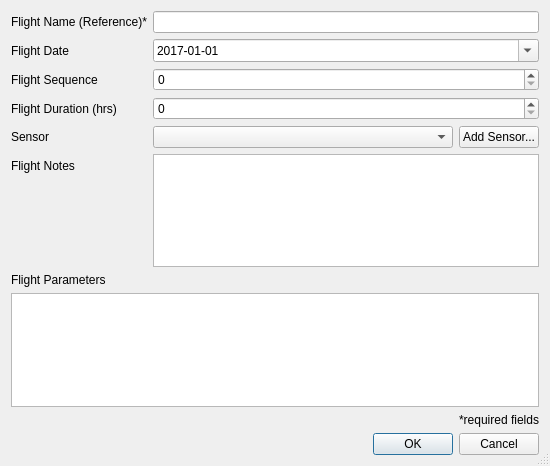
Above: dgp/gui/ui/add_flight_dialog.ui from DynamicGravitySystems/DGP before the change. Below: the same form after it.
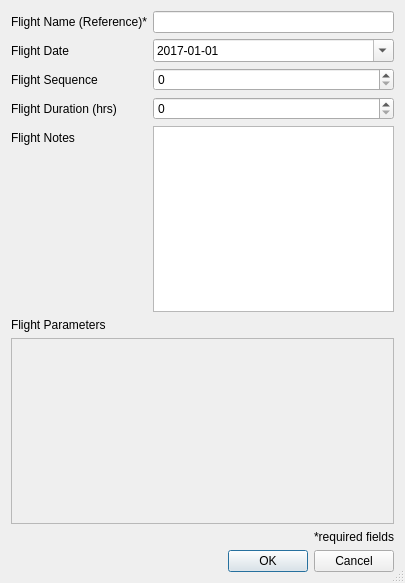
That is the form after the change. Icons and pictures are not drawn.

Commit message:
Add sensor linkage to data-set controllers.
Enable linking (referencing) of Gravimeters to a DataSet/Controller
Add simple ComboBox dialog action on DataSetController to allow linking
Refactor add_flight_dialog to remove references to sensor linkage,
as flights do not directly associate with a sensor any longer.

Fix Dataset controller sensor linking behavior.

Change logo on recent project dialog.

```diff
--- a/dgp/gui/ui/add_flight_dialog.ui
+++ b/dgp/gui/ui/add_flight_dialog.ui
@@ -6,8 +6,8 @@
    <rect>
     <x>0</x>
     <y>0</y>
-    <width>550</width>
-    <height>466</height>
+    <width>405</width>
+    <height>583</height>
    </rect>
   </property>
   <property name="maximumSize">
@@ -90,61 +90,21 @@
       <widget class="QSpinBox" name="qsb_duration"/>
      </item>
      <item row="4" column="0">
-      <widget class="QLabel" name="ql_meter">
-       <property name="text">
-        <string>Sensor</string>
-       </property>
-       <property name="buddy">
-        <cstring>cb_gravimeters</cstring>
-       </property>
-      </widget>
-     </item>
-     <item row="4" column="1">
-      <layout class="QHBoxLayout" name="horizontalLayout">
-       <item>
-        <widget class="QComboBox" name="cb_gravimeters">
-         <property name="sizePolicy">
-          <sizepolicy hsizetype="MinimumExpanding" vsizetype="Fixed">
-           <horstretch>0</horstretch>
-           <verstretch>0</verstretch>
-          </sizepolicy>
-         </property>
-        </widget>
-       </item>
-       <item>
-        <widget class="QPushButton" name="qpb_add_sensor">
-         <property name="text">
-          <string>Add Sensor...</string>
-         </property>
-        </widget>
-       </item>
-      </layout>
-     </item>
-     <item row="5" column="0">
       <widget class="QLabel" name="ql_notes">
        <property name="text">
         <string>Flight Notes</string>
        </property>
       </widget>
      </item>
-     <item row="5" column="1">
-      <widget class="QTextEdit" name="qte_notes"/>
+     <item row="4" column="1">
+      <widget class="QTextEdit" name="qte_notes">
+       <property name="toolTip">
+        <string>[Optional] Add notes regarding this flight</string>
+       </property>
+      </widget>
      </item>
     </layout>
    </item>
-   <item>
-    <spacer name="verticalSpacer">
-     <property name="orientation">
-      <enum>Qt::Vertical</enum>
-     </property>
-     <property name="sizeHint" stdset="0">
-      <size>
-       <width>20</width>
-       <height>40</height>
-      </size>
-     </property>
-    </spacer>
-   </item>
    <item>
     <widget class="QLabel" name="label_flight_param">
      <property name="text">
@@ -153,7 +113,11 @@
     </widget>
    </item>
    <item>
-    <widget class="QTableView" name="flight_params"/>
+    <widget class="QTableView" name="flight_params">
+     <property name="enabled">
+      <bool>false</bool>
+     </property>
+    </widget>
    </item>
    <item>
     <widget class="QLabel" name="label_message">
```
Left out of the diff: 18 changed lines with no effect on the pictures. The commit also changes 6 other files.
